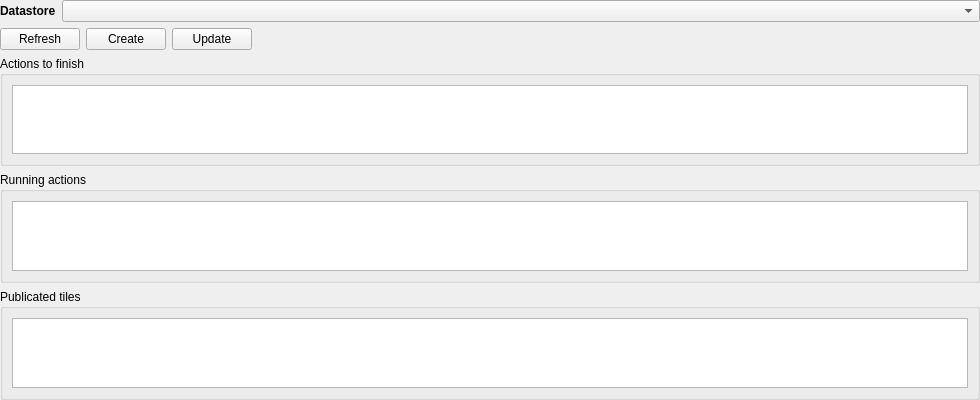
JulesGrillot/plugin-qgis-geoplateforme, file geoplateforme/gui/dashboard/wdg_dashboard.ui: the form before one commit.
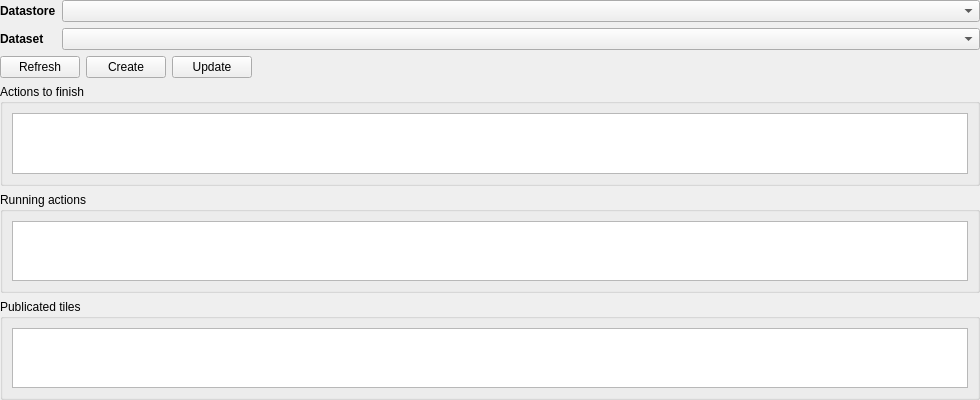
The form after the commit. Custom widgets are drawn as their Qt base class.

Commit message: feature(dasboard) : add combobox to filter datastore by dataset (using tags)

Patch:
```diff
--- a/geoplateforme/gui/dashboard/wdg_dashboard.ui
+++ b/geoplateforme/gui/dashboard/wdg_dashboard.ui
@@ -32,19 +32,7 @@
    <property name="bottomMargin">
     <number>0</number>
    </property>
-   <item row="3" column="0" colspan="2">
-    <widget class="QgsCollapsibleGroupBox" name="gbb_running_actions">
-     <property name="title">
-      <string>Running actions</string>
-     </property>
-     <layout class="QGridLayout" name="gridLayout_3">
-      <item row="0" column="0">
-       <widget class="QTableView" name="tbl_running_actions"/>
-      </item>
-     </layout>
-    </widget>
-   </item>
-   <item row="4" column="0" colspan="2">
+   <item row="5" column="0" colspan="2">
     <widget class="QgsCollapsibleGroupBox" name="gbp_publicated_tiles">
      <property name="title">
       <string>Publicated tiles</string>
@@ -56,6 +44,25 @@
      </layout>
     </widget>
    </item>
+   <item row="1" column="0">
+    <widget class="QLabel" name="lbl_dataset">
+     <property name="sizePolicy">
+      <sizepolicy hsizetype="Fixed" vsizetype="Preferred">
+       <horstretch>0</horstretch>
+       <verstretch>0</verstretch>
+      </sizepolicy>
+     </property>
+     <property name="font">
+      <font>
+       <weight>75</weight>
+       <bold>true</bold>
+      </font>
+     </property>
+     <property name="text">
+      <string>Dataset</string>
+     </property>
+    </widget>
+   </item>
    <item row="0" column="0">
     <widget class="QLabel" name="lbl_datastore">
      <property name="sizePolicy">
@@ -75,7 +82,7 @@
      </property>
     </widget>
    </item>
-   <item row="2" column="0" colspan="2">
+   <item row="3" column="0" colspan="2">
     <widget class="QgsCollapsibleGroupBox" name="gpb_actions_to_finish">
      <property name="title">
       <string>Actions to finish</string>
@@ -87,10 +94,22 @@
      </layout>
     </widget>
    </item>
+   <item row="4" column="0" colspan="2">
+    <widget class="QgsCollapsibleGroupBox" name="gbb_running_actions">
+     <property name="title">
+      <string>Running actions</string>
+     </property>
+     <layout class="QGridLayout" name="gridLayout_3">
+      <item row="0" column="0">
+       <widget class="QTableView" name="tbl_running_actions"/>
+      </item>
+     </layout>
+    </widget>
+   </item>
    <item row="0" column="1">
     <widget class="DatastoreComboBox" name="cbx_datastore"/>
    </item>
-   <item row="1" column="0" colspan="2">
+   <item row="2" column="0" colspan="2">
     <layout class="QHBoxLayout" name="horizontalLayout">
      <item>
       <widget class="QPushButton" name="btn_refresh">
@@ -128,6 +147,9 @@
      </item>
     </layout>
    </item>
+   <item row="1" column="1">
+    <widget class="DatasetComboBox" name="cbx_dataset"/>
+   </item>
   </layout>
  </widget>
  <customwidgets>
@@ -142,6 +164,11 @@
    <extends>QComboBox</extends>
    <header>geoplateforme.gui.cbx_datastore</header>
   </customwidget>
+  <customwidget>
+   <class>DatasetComboBox</class>
+   <extends>QComboBox</extends>
+   <header>geoplateforme.gui.cbx_dataset</header>
+  </customwidget>
  </customwidgets>
  <resources/>
  <connections/>
```
The commit also changes 6 other files.
